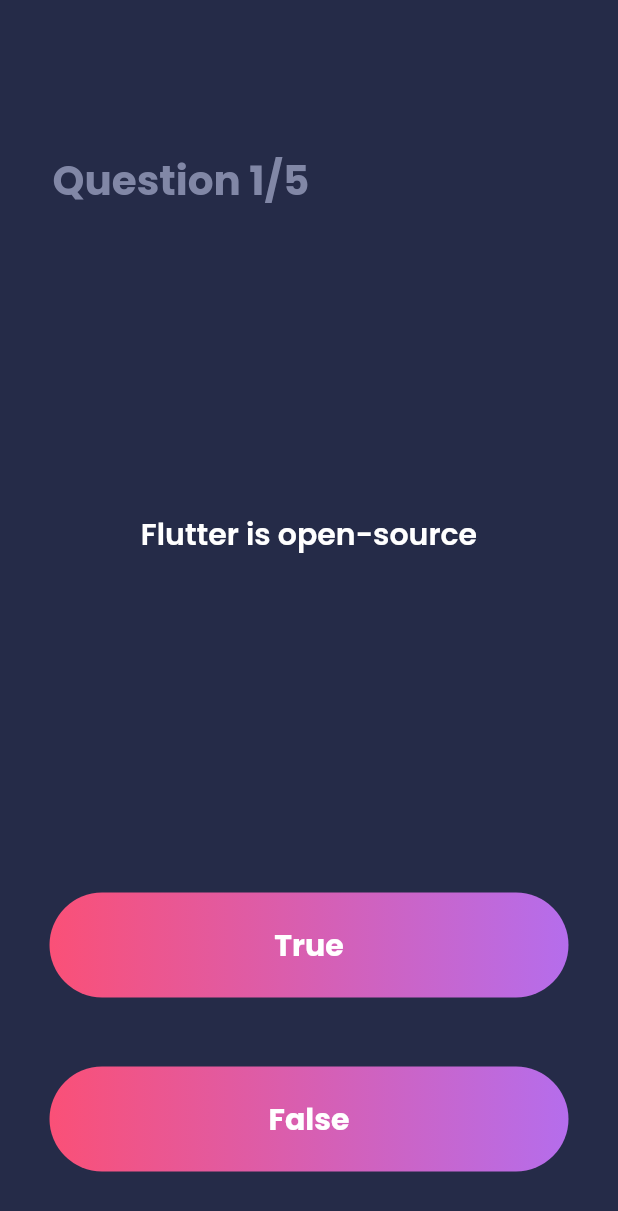
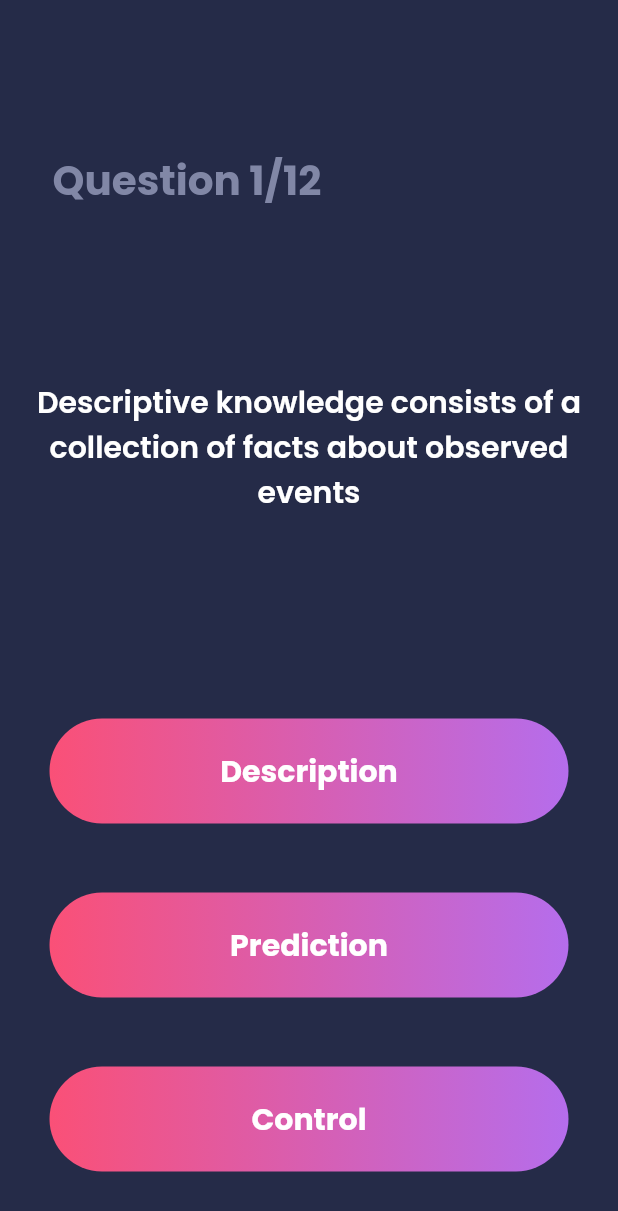
Before and after one commit to lrobelo/flutter-voice, a Flutter app: the screen it shows after launch, on a phone screen of 412 x 824 dp. Shown: the top 1211 px of the screen. Run offline on Flutter 3.47's test engine with Material 2 defaults, Android fonts, the light colour scheme and no system bars; missing offline and left inert: alan_voice; statements that could not run were skipped.

Commit message:
first commit

```diff
--- a/lib/main.dart
+++ b/lib/main.dart
@@ -37,8 +37,10 @@
   int score = 0;
   String question = '';
 
-  void checkAnswer(bool userPickedAnswer) {
-    bool correctAnswer = quizBrain.getCorrectAnswer();
+  //void checkAnswer(bool userPickedAnswer) {
+  void checkAnswer(String userPickedAnswer) {
+    //bool correctAnswer = quizBrain.getCorrectAnswer();
+    String correctAnswer = quizBrain.getCorrectAnswer();
     setState(
       () {
         if (correctAnswer == userPickedAnswer) {
@@ -58,7 +60,8 @@
   }
 
   void initAlan() {
-    AlanVoice.addButton("YOUR_SDK_KEY",
+    AlanVoice.addButton(
+        "19daa354cbd97e08635a5037da9f5a3b2e956eca572e1d8b807a3e2338fdd0dc/stage",
         buttonAlign: AlanVoice.BUTTON_ALIGN_RIGHT);
 
     AlanVoice.onCommand.add((command) {
@@ -76,7 +79,7 @@
 
   @override
   Widget build(BuildContext context) {
-    return questionNumber < 5
+    return questionNumber < 12
         ? Column(
             mainAxisAlignment: MainAxisAlignment.spaceBetween,
             crossAxisAlignment: CrossAxisAlignment.stretch,
@@ -84,7 +87,7 @@
               Padding(
                 padding: const EdgeInsets.only(top: 100, left: 25),
                 child: Text(
-                  'Question ${questionNumber + 1}/5',
+                  'Question ${questionNumber + 1}/12',
                   style: const TextStyle(
                     color: Color(0xff8187A6),
                     fontSize: 27,
@@ -110,16 +113,27 @@
                 ),
               ),
               OptionButton(
-                  buttonText: 'True',
+                  buttonText: quizBrain.choices[questionNumber][0],
+                  //buttonText: 'True',
                   onPressed: () {
-                    checkAnswer(true);
+                    checkAnswer(quizBrain.choices[questionNumber][0]);
+                    //checkAnswer(true);
                     questionNumber++;
                   }),
               OptionButton(
-                  buttonText: 'False',
+                  //buttonText: 'False',
+                  buttonText: quizBrain.choices[questionNumber][1],
                   onPressed: () {
-                    checkAnswer(false);
-
+                    //checkAnswer(false);
+                    checkAnswer(quizBrain.choices[questionNumber][1]);
+                    questionNumber++;
+                  }),
+              OptionButton(
+                  //buttonText: 'False',
+                  buttonText: quizBrain.choices[questionNumber][2],
+                  onPressed: () {
+                    //checkAnswer(false);
+                    checkAnswer(quizBrain.choices[questionNumber][2]);
                     questionNumber++;
                   }),
               const SizedBox(height: 20),
--- a/lib/question.dart
+++ b/lib/question.dart
@@ -1,6 +1,6 @@
 class Question {
   String questionText;
-  bool questionAnswer;
+  String questionAnswer;
 
   Question(this.questionText, this.questionAnswer);
 }
--- a/lib/quizData.dart
+++ b/lib/quizData.dart
@@ -3,11 +3,54 @@
 class QuizBrain {
   int _questionNumber = 0;
   final List<Question> _questionBank = [
-    Question('Flutter is open-source', true),
-    Question('Amazon owns Flutter', false),
-    Question('Flutter for Web and Desktop is now stable', true),
-    Question('Sparky is Flutter\'s official mascot', false),
-    Question('Flutter was released in 2020', false),
+    Question(
+        'Descriptive knowledge consists of a collection of facts about observed events',
+        'Description'),
+    Question(
+        'Statement of the anticipated outcome of a presently unknown or future measurement',
+        'Prediction'),
+    Question('Actual manipulation of variable to produce intended outcomes',
+        'Control'),
+    Question(
+        'Presumed but unobserved entitities that could not be manipulated in an experiment',
+        'Hypothetical construct'),
+    Question(
+        'Demonstrating that the prior level of baseline responding would have remained unchanged had the independent variable not been introduced',
+        'Verification'),
+    Question(
+        'Repeating conditions within an experiment to determine the reliability of effects and increase internal validity or repeating whole experiments to determine generality of findings',
+        'Replication'),
+    Question(
+        'The extent to which data obtained from measurement are directly relevant to the target behavior of interest and to the reason for measuring it',
+        'Validity'),
+    Question(
+        'The level of investigation that demonstrations correlation between events and is based on repeated observation',
+        'Prediction'),
+    Question(
+        'The level of investigation in which functional relationships can be derived',
+        'Control'),
+    Question(
+        'Achieve a through understanding of phenomenon under study', 'Science'),
+    Question('Most useful level of understanding the effect of treatment',
+        'Individual level'),
+    Question(
+        'ABA identifies early interventions for socially significant behavior by focusing on',
+        'Behavior of individual subjects'),
+  ];
+
+  var choices = [
+    ['Description', 'Prediction', 'Control'],
+    ['Description', 'Prediction', 'Control'],
+    ['Description', 'Prediction', 'Control'],
+    ['Description', 'Prediction', 'Hypothetical construct'],
+    ['Verification', 'Prediction', 'Hypothetical construct'],
+    ['Verification', 'Prediction', 'Replication'],
+    ['Verification', 'Validity', 'Replication'],
+    ['Prediction', 'Validity', 'Replication'],
+    ['Prediction', 'Validity', 'Control'],
+    ['Prediction', 'Science', 'Control'],
+    ['Individual level', 'Science', 'Control'],
+    ['Individual level', 'Behavior of individual subjects', 'Control'],
   ];
 
   void nextQuestion() {
@@ -18,7 +61,11 @@
     return _questionBank[_questionNumber].questionText;
   }
 
-  bool getCorrectAnswer() {
+  /*bool getCorrectAnswer() {
+    return _questionBank[_questionNumber].questionAnswer;
+  }*/
+
+  String getCorrectAnswer() {
     return _questionBank[_questionNumber].questionAnswer;
   }
 }
```
Also changed, not shown: pubspec.lock.
